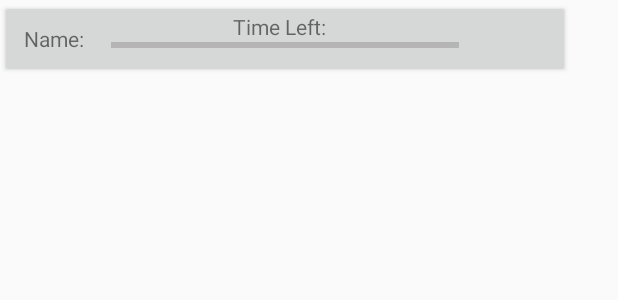
After one commit to pbushko/KetchupWithFriends, an Android app: the layout contact_button_fragment.xml on its own in the app's theme, with its tools: preview values and no code run, on a phone screen of 412 x 824 dp. The commit adds this screen. Shown: the top 300 px of the screen. Run offline under Robolectric (Android 15) with nearby library versions, the phone set to English and light mode, and no system bars.

Commit message:
got new button UI, still needs tweaks

```diff
--- /dev/null
+++ b/app/src/main/res/layout/contact_button_fragment.xml
@@ -0,0 +1,55 @@
+<?xml version="1.0" encoding="utf-8"?>
+<android.support.constraint.ConstraintLayout
+    xmlns:android="http://schemas.android.com/apk/res/android"
+    xmlns:app="http://schemas.android.com/apk/res-auto"
+    xmlns:tools="http://schemas.android.com/tools"
+    android:layout_width="match_parent"
+    android:layout_height="match_parent">
+
+
+    <Button
+        android:id="@+id/button2"
+        android:layout_width="380dp"
+        android:layout_height="52dp" />
+
+    <ProgressBar
+        android:id="@+id/progressBar4"
+        style="?android:attr/progressBarStyleHorizontal"
+        android:layout_width="232dp"
+        android:layout_height="26dp"
+        android:layout_marginBottom="8dp"
+        android:layout_marginEnd="8dp"
+        android:layout_marginStart="8dp"
+        android:layout_marginTop="8dp"
+        android:translationZ="2dp"
+        app:layout_constraintBottom_toBottomOf="@+id/button2"
+        app:layout_constraintEnd_toEndOf="@+id/button2"
+        app:layout_constraintStart_toStartOf="@+id/button2"
+        app:layout_constraintTop_toTopOf="@+id/timeLeft" />
+
+    <TextView
+        android:id="@+id/timeLeft"
+        android:layout_width="wrap_content"
+        android:layout_height="wrap_content"
+        android:layout_marginEnd="8dp"
+        android:layout_marginTop="8dp"
+        android:text="Time Left:"
+        android:translationZ="2dp"
+        app:layout_constraintEnd_toEndOf="@+id/button2"
+        app:layout_constraintStart_toStartOf="parent"
+        app:layout_constraintTop_toTopOf="parent" />
+
+    <TextView
+        android:id="@+id/name"
+        android:layout_width="wrap_content"
+        android:layout_height="wrap_content"
+        android:layout_marginEnd="8dp"
+        android:layout_marginStart="8dp"
+        android:layout_marginTop="16dp"
+        android:text="Name:"
+        android:translationZ="2dp"
+        app:layout_constraintEnd_toEndOf="@+id/button2"
+        app:layout_constraintHorizontal_bias="0.024"
+        app:layout_constraintStart_toStartOf="parent"
+        app:layout_constraintTop_toTopOf="parent" />
+</android.support.constraint.ConstraintLayout>
```
Also changed, not shown: app/src/main/java/com/example/pbush/ketchupwithfriends/ContactButtonFragment.java (added, +34 -0 lines), app/src/main/java/com/example/pbush/ketchupwithfriends/MainScreen.java (+36 -10 lines).
